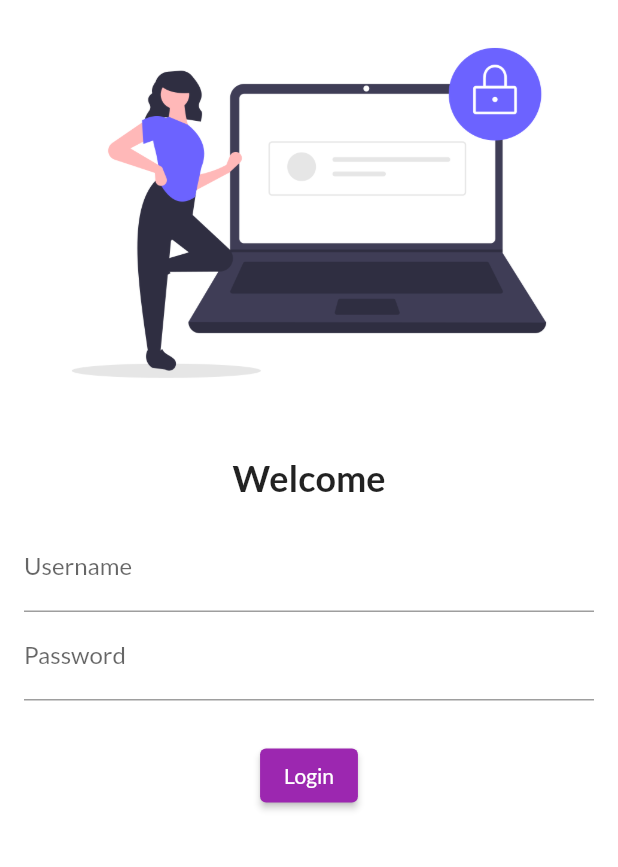
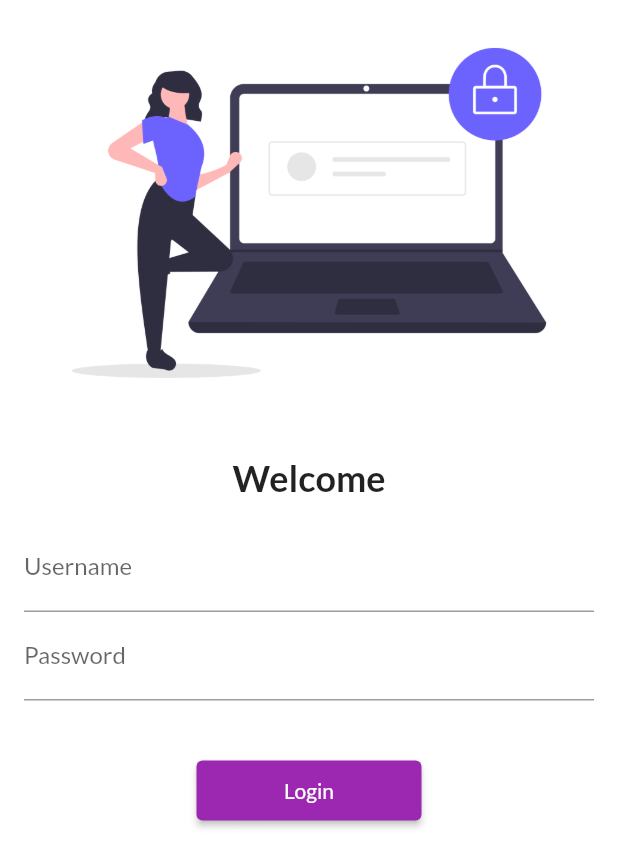
Before and after one commit to santosh565/catalog-app, a Flutter app: the screen it shows after launch, on a phone screen of 412 x 824 dp. Shown: the top 867 px of the screen. Run offline on Flutter 3.47's test engine with Material 2 defaults, Android fonts, the phone set to English and light mode, and no system bars; our stand-ins replace google_fonts.

Commit message:
adds login page ui

```diff
--- a/lib/pages/login_page.dart
+++ b/lib/pages/login_page.dart
@@ -3,8 +3,11 @@ import 'package:flutter/material.dart';
 class LoginPage extends StatelessWidget {
   @override
   Widget build(BuildContext context) {
-    return Material(
-      color: Colors.white,
+    return Scaffold(
+      backgroundColor: Colors.white,
+      // resizeToAvoidBottomInset: true,
+      // resizeToAvoidBottomPadding: true,
+      body: SingleChildScrollView(
         child: Column(
           children: [
             Image.asset(
@@ -35,10 +38,17 @@ class LoginPage extends StatelessWidget {
               ),
             ),
             SizedBox(
-            height: 10,
+              height: 20,
             ),
-          ElevatedButton(onPressed: () {}, child: Text("Login")),
+            ElevatedButton(
+              onPressed: () {},
+              child: Text("Login"),
+              style: TextButton.styleFrom(
+                minimumSize: Size(150, 40),
+              ),
+            ),
           ],
+        ),
       ),
     );
   }
```
Lines whose indentation alone changed are shown as unchanged.
